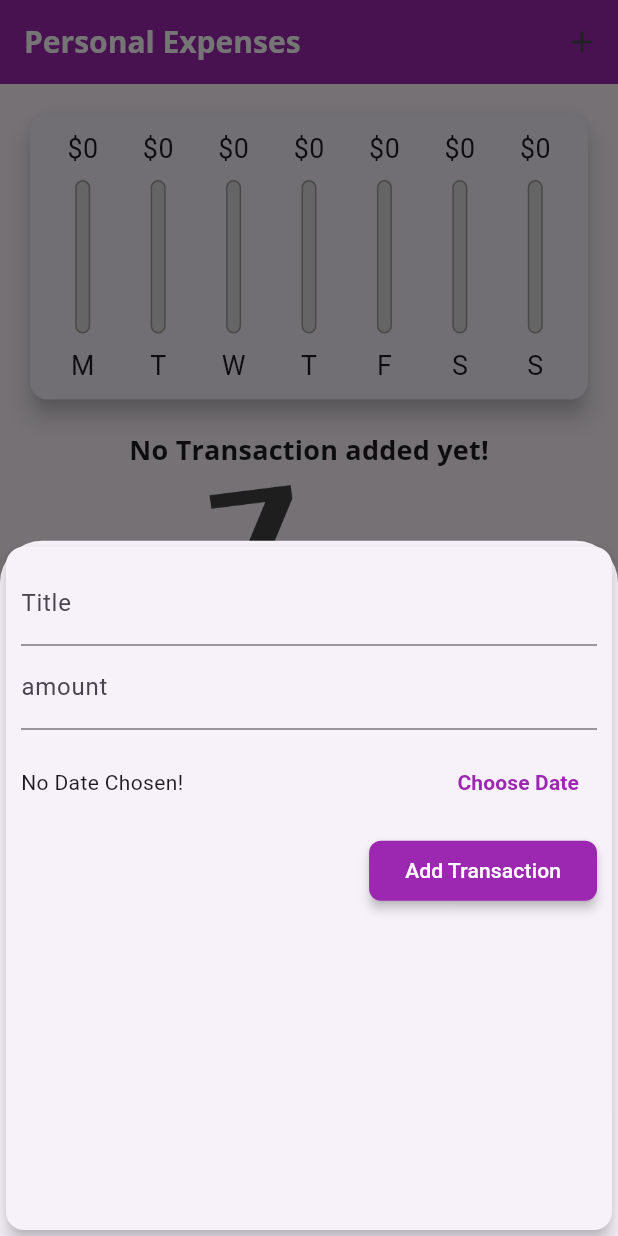
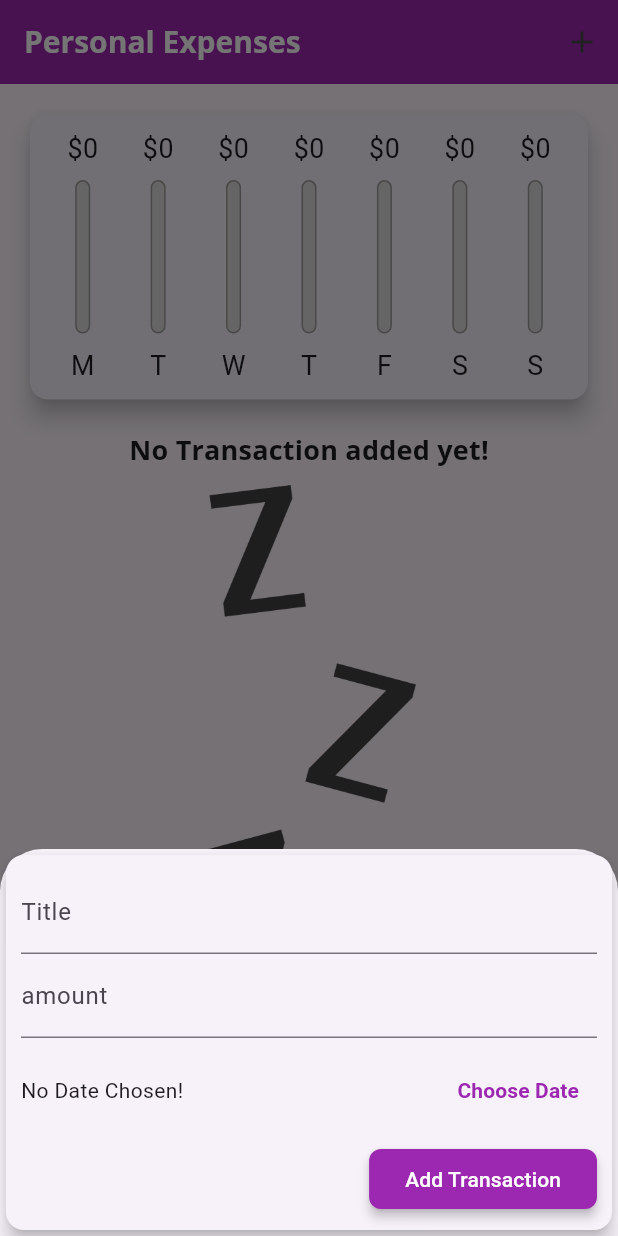
Before and after one commit to Yahya-hossaini/Expense-Planner-Mobile-App, a Flutter app: the screen it shows after launch, after a tap on the "add" icon, on a phone screen of 412 x 824 dp. Run offline on Flutter 3.47's test engine with Material 3 defaults, Android fonts, the phone set to English and light mode, and no system bars.

Commit message:
Showing different content on the pages, in different orientations(2)!

```diff
--- a/lib/main.dart
+++ b/lib/main.dart
@@ -1,17 +1,10 @@
 import 'package:expense_planner_mobile_app/widgets/chart.dart';
-import 'package:flutter/services.dart';
-
 import './widgets/transaction_list.dart';
 import './widgets/new_transaction.dart';
 import 'package:flutter/material.dart';
 import './models/transaction.dart';
 
 void main() {
-  // WidgetsFlutterBinding.ensureInitialized();
-  // SystemChrome.setPreferredOrientations([
-  //   DeviceOrientation.portraitUp,
-  //   DeviceOrientation.portraitDown,
-  // ]);
   runApp(const MyApp());
 }
 
@@ -113,6 +106,7 @@ class _MyHomePageState extends State<MyHomePage> {
   // MyHomePage({super.key});
   @override
   Widget build(BuildContext context) {
+    final mediaQuery = MediaQuery.of(context);
     final isLandscape =
         MediaQuery.of(context).orientation == Orientation.landscape;
     final appBar = AppBar(
@@ -126,9 +120,9 @@ class _MyHomePageState extends State<MyHomePage> {
       ],
     );
     final txListWidget = Container(
-      height: (MediaQuery.of(context).size.height -
+      height: (mediaQuery.size.height -
               appBar.preferredSize.height -
-              MediaQuery.of(context).padding.top) *
+              mediaQuery.padding.top) *
           0.7,
       child: TransactionList(
         transactions: _userTransaction,
@@ -159,9 +153,9 @@ class _MyHomePageState extends State<MyHomePage> {
               ),
             if (!isLandscape)
               Container(
-                height: (MediaQuery.of(context).size.height -
+                height: (mediaQuery.size.height -
                         appBar.preferredSize.height -
-                        MediaQuery.of(context).padding.top) *
+                        mediaQuery.padding.top) *
                     0.3,
                 child: Chart(recentTransactions: _recentTransactions),
               ),
@@ -169,9 +163,9 @@ class _MyHomePageState extends State<MyHomePage> {
             if (isLandscape)
               _showChart
                   ? Container(
-                      height: (MediaQuery.of(context).size.height -
+                      height: (mediaQuery.size.height -
                               appBar.preferredSize.height -
-                              MediaQuery.of(context).padding.top) *
+                              mediaQuery.padding.top) *
                           0.7,
                       child: Chart(recentTransactions: _recentTransactions),
                     )
--- a/lib/widgets/new_transaction.dart
+++ b/lib/widgets/new_transaction.dart
@@ -16,7 +16,7 @@ class _NewTransactionState extends State<NewTransaction> {
   DateTime? _selectedDate;
 
   void _submitData() {
-    if(amountController.text.isEmpty){
+    if (amountController.text.isEmpty) {
       return;
     }
 
@@ -54,10 +54,16 @@ class _NewTransactionState extends State<NewTransaction> {
 
   @override
   Widget build(BuildContext context) {
-    return Card(
+    return SingleChildScrollView(
+      child: Card(
         elevation: 5,
         child: Container(
-        padding: const EdgeInsets.all(10),
+          padding: EdgeInsets.only(
+            top: 10,
+            left: 10,
+            right: 10,
+            bottom: MediaQuery.of(context).viewInsets.bottom + 10,
+          ),
           child: Column(
             crossAxisAlignment: CrossAxisAlignment.end,
             children: <Widget>[
@@ -115,6 +121,7 @@ class _NewTransactionState extends State<NewTransaction> {
             ],
           ),
         ),
+      ),
     );
   }
 }
--- a/lib/widgets/transaction_list.dart
+++ b/lib/widgets/transaction_list.dart
@@ -7,14 +7,15 @@ class TransactionList extends StatelessWidget {
   final List<Transaction> transactions;
   final void Function(String id) deleteTX;
 
-  const TransactionList({super.key, required this.transactions, required this.deleteTX});
+  const TransactionList(
+      {super.key, required this.transactions, required this.deleteTX});
 
   @override
   Widget build(BuildContext context) {
     return Container(
       width: double.infinity,
       child: transactions.isEmpty
-          ? LayoutBuilder(builder: (ctx, constraint){
+          ? LayoutBuilder(builder: (ctx, constraint) {
               return Column(
                 children: [
                   Text(
@@ -55,10 +56,19 @@ class TransactionList extends StatelessWidget {
                     subtitle: Text(
                       DateFormat.yMMMd().format(transactions[index].date),
                     ),
-                    trailing: IconButton(
+                    trailing: MediaQuery.of(context).size.width > 460
+                        ? TextButton.icon(
+                            onPressed: () => deleteTX(transactions[index].id),
+                            icon: const Icon(Icons.delete, color: Colors.red),
+                            label: const Text(
+                              'Delete',
+                              style: TextStyle(color: Colors.red),
+                            ),
+                          )
+                        : IconButton(
                             icon: const Icon(Icons.delete),
                             color: Colors.red,
-                      onPressed: () =>  deleteTX(transactions[index].id),
+                            onPressed: () => deleteTX(transactions[index].id),
                           ),
                   ),
                 );
```
Lines whose indentation alone changed are shown as unchanged.
